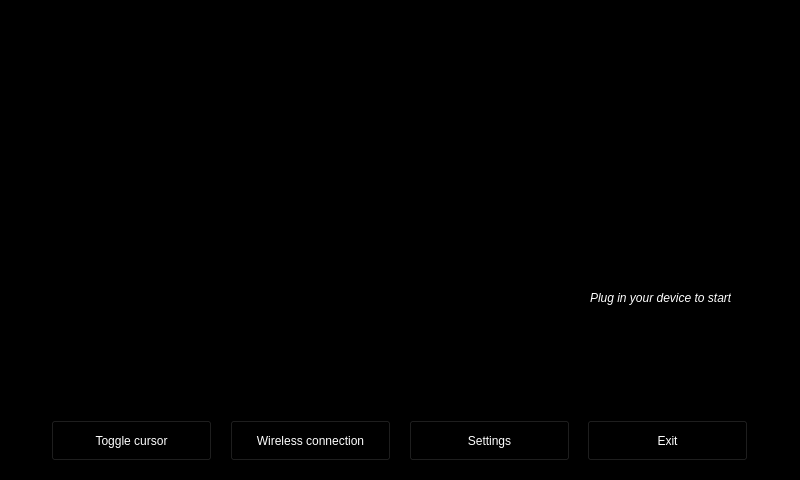
Old version of the form src/autoapp/UI/mainwindow.ui in the repository prototyping-corner/openauto.
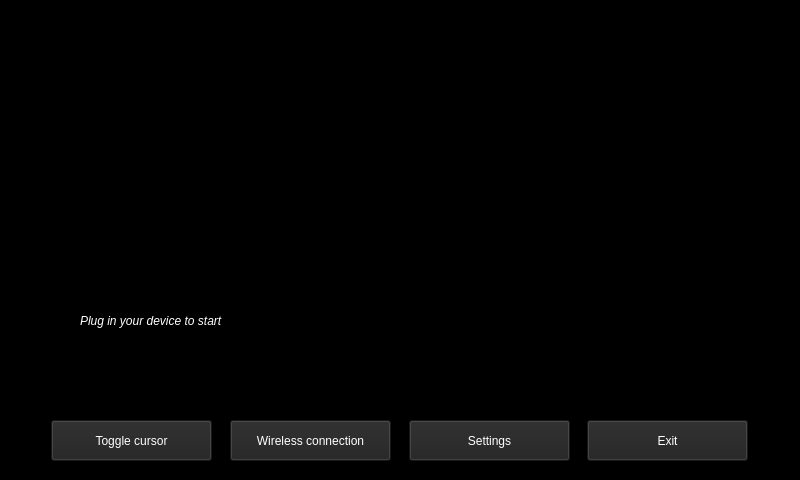
New version of the form. Icons and pictures are not drawn.

Commit message: Set button colours for readability

Diff of the .ui file:
```diff
--- a/src/autoapp/UI/mainwindow.ui
+++ b/src/autoapp/UI/mainwindow.ui
@@ -30,6 +30,9 @@
       <height>41</height>
      </rect>
     </property>
+    <property name="styleSheet">
+     <string notr="true">background-color: rgb(34, 34, 34)</string>
+    </property>
     <property name="text">
      <string>Settings</string>
     </property>
@@ -49,6 +52,9 @@
       <height>41</height>
      </rect>
     </property>
+    <property name="styleSheet">
+     <string notr="true">background-color: rgb(34, 34, 34)</string>
+    </property>
     <property name="text">
      <string>Exit</string>
     </property>
@@ -65,6 +71,9 @@
       <height>41</height>
      </rect>
     </property>
+    <property name="styleSheet">
+     <string notr="true">background-color: rgb(34, 34, 34)</string>
+    </property>
     <property name="text">
      <string>Toggle cursor</string>
     </property>
@@ -84,6 +93,9 @@
       <height>41</height>
      </rect>
     </property>
+    <property name="styleSheet">
+     <string notr="true">background-color: rgb(34, 34, 34)</string>
+    </property>
     <property name="text">
      <string>Wireless connection</string>
     </property>
@@ -98,7 +110,7 @@
     <property name="geometry">
      <rect>
       <x>80</x>
-      <y>150</y>
+      <y>110</y>
       <width>420</width>
       <height>185</height>
      </rect>
@@ -173,10 +185,10 @@
    <widget class="QLabel" name="loadingText">
     <property name="geometry">
      <rect>
-      <x>590</x>
-      <y>290</y>
-      <width>141</width>
-      <height>16</height>
+      <x>80</x>
+      <y>310</y>
+      <width>281</width>
+      <height>21</height>
      </rect>
     </property>
     <property name="font">
```
Left out of the diff: 63 changed lines with no effect on the pictures.
